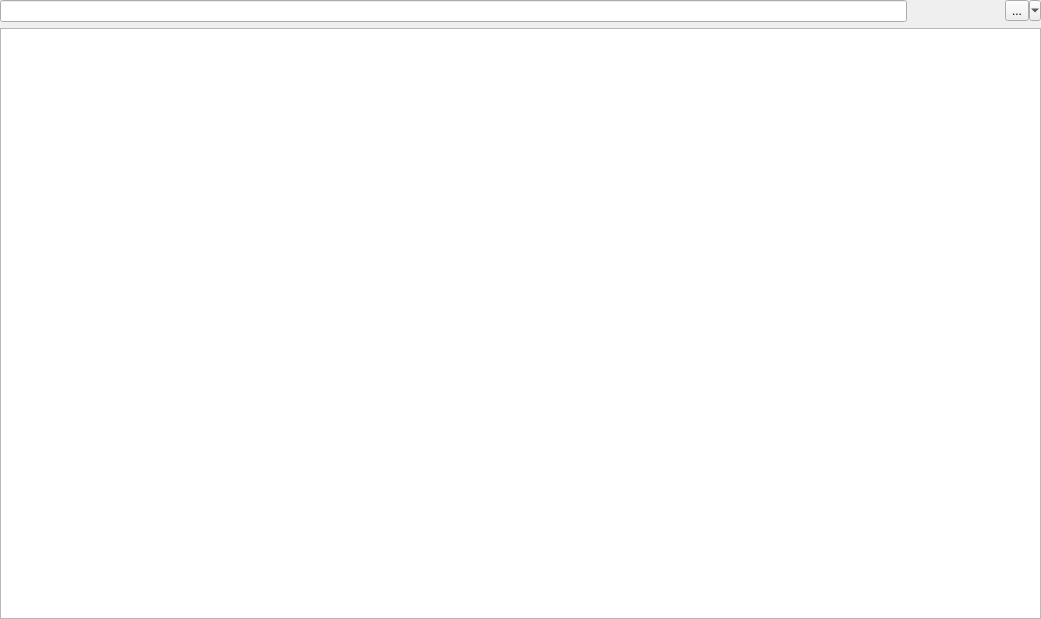
saturneric/GpgFrontend, file ui/FilePage.ui: the form before one commit.
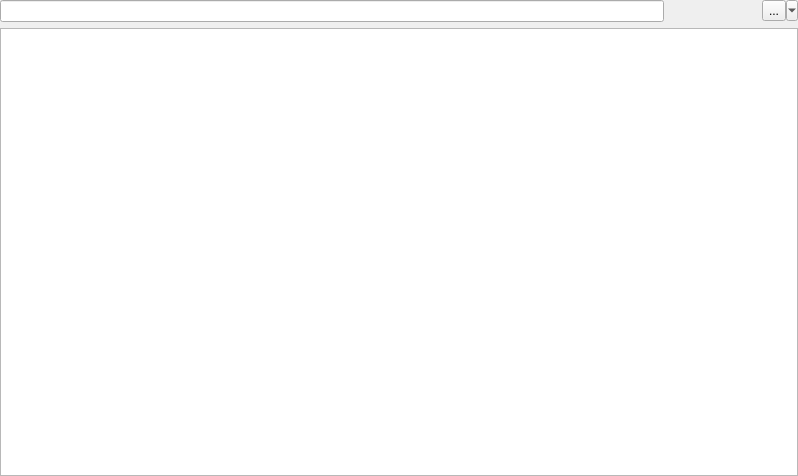
The form after the commit. Icons and pictures are not drawn.

Commit message: <feat, refactor>(src): Cancel the operation of the file through the right-click menu

```diff
--- a/ui/FilePage.ui
+++ b/ui/FilePage.ui
@@ -6,8 +6,8 @@
    <rect>
     <x>0</x>
     <y>0</y>
-    <width>1041</width>
-    <height>619</height>
+    <width>798</width>
+    <height>476</height>
    </rect>
   </property>
   <property name="sizePolicy">
```
Left out of the diff: 28 changed lines with no effect on the pictures. The commit also changes 2 other files.
